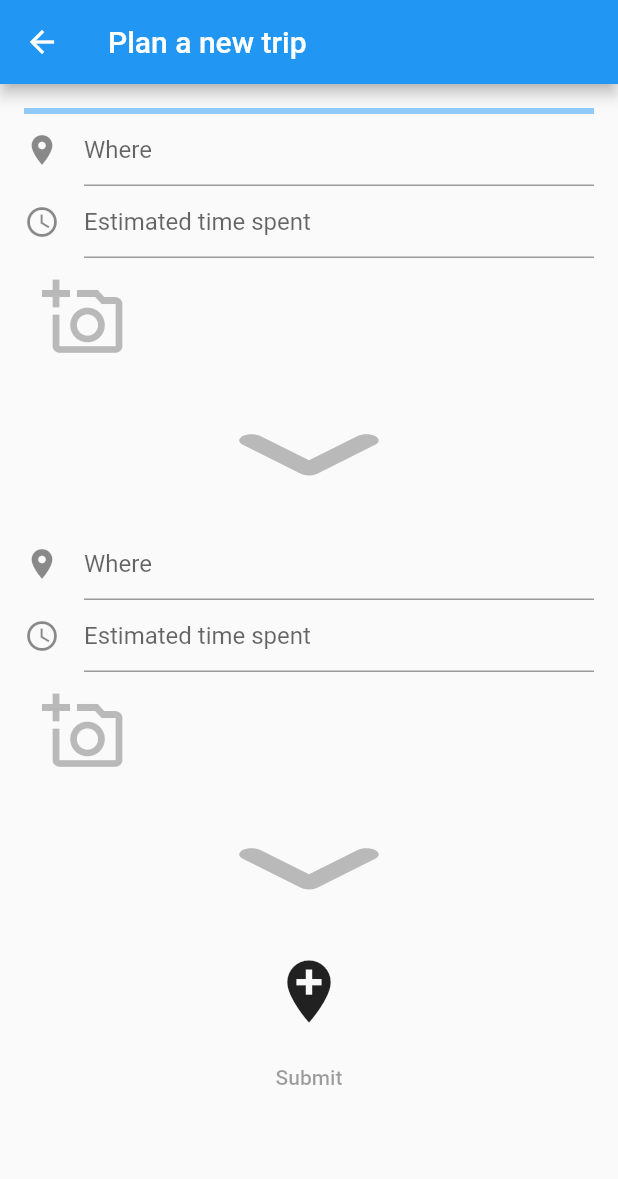
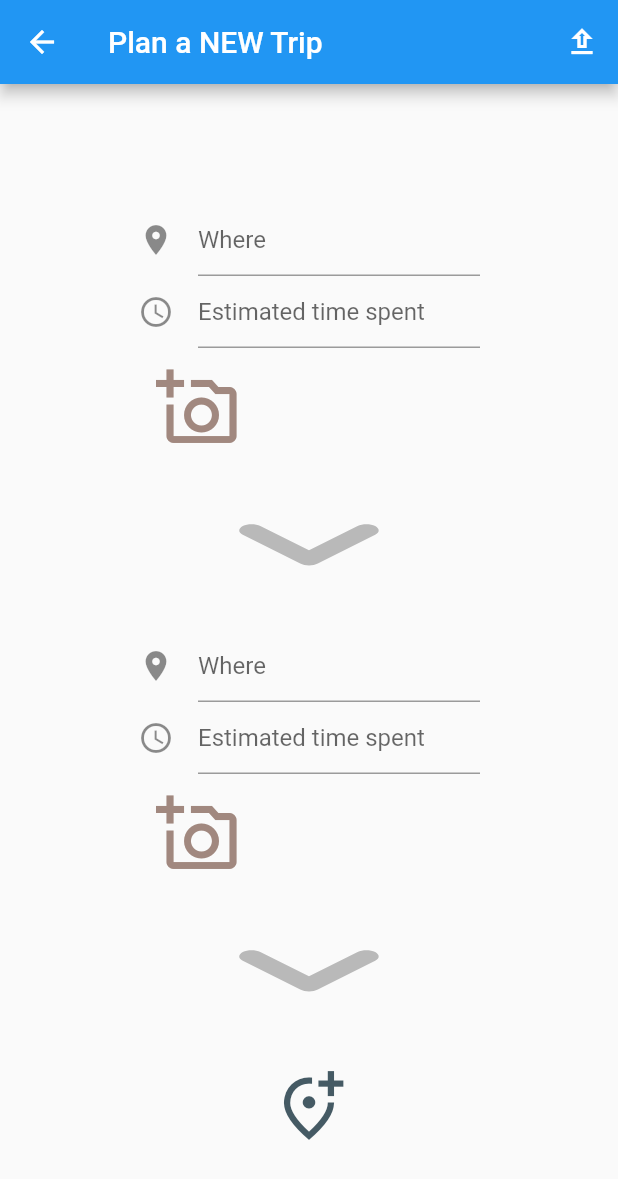
Before and after one commit to Shimmer93/HackUST_Traveling, a Flutter app: the PlanNewTripScreen screen opened directly, on a phone screen of 412 x 824 dp. Shown: the top 1179 px of the screen. Run offline on Flutter 3.47's test engine with Material 2 defaults, Android fonts, the light colour scheme and no system bars; our stand-ins replace image_picker; missing offline and left inert: flutter_web_image_picker.

Commit message:
refined UI; Scrolling

```diff
--- a/lib/Pages/plan_new_trip.dart
+++ b/lib/Pages/plan_new_trip.dart
@@ -4,44 +4,28 @@ import 'package:flutter/material.dart';
 import 'package:flutter_web_image_picker/flutter_web_image_picker.dart';
 import 'package:image_picker/image_picker.dart';
 
-class _SpotState extends State<Spot> {
-  final position = TextEditingController();
-  final time = TextEditingController();
-  Image img;
-
+class PlanNewTripScreen extends StatelessWidget {
   @override
   Widget build(BuildContext context) {
-    // return Text('Destination: ', style: Theme.of(context).textTheme.bodyText1);
-    return Column(children: [
-      TextFormField(
-          controller: position,
-          decoration: InputDecoration(
-              icon: Icon(Icons.location_on), hintText: 'Where')),
-      TextFormField(
-          controller: time,
-          decoration: InputDecoration(
-              icon: Icon(Icons.access_time), hintText: 'Estimated time spent')),
-      ImagePickerAndShower(),
-      getDownWardChevron(),
-    ]);
-    // return Container(
-    //     width: 200,
-    //     decoration: BoxDecoration(
-    //       border: Border.all(
-    //         color: Colors.black12,
-    //         width: 5,
-    //       ),
-    //       borderRadius: BorderRadius.circular(10),
-    //     ),
-    //     child: Column(children: [
-    //       TextFormField(
-    //           controller: position,
-    //           decoration: InputDecoration(hintText: 'Where')),
-    //       TextFormField(
-    //           controller: time,
-    //           decoration: InputDecoration(hintText: 'Estimated time spent')),
-    //       ImagePickAndShower()
-    //     ]));
+    return Scaffold(
+        appBar: AppBar(title: Text("Plan a NEW Trip"), actions: <Widget>[
+          IconButton(
+              icon: Icon(
+                Icons.upload_outlined,
+                // size: 40,
+              ),
+              onPressed: () {
+                _submit(context);
+              }),
+        ]),
+        body: Padding(
+          padding: EdgeInsets.all(60.0),
+          child: PlanNewTripForm(),
+        ));
+  }
+
+  void _submit(context) {
+    Navigator.pop(context);
   }
 }
 
@@ -77,58 +61,48 @@ class _PlanNewTripFormState extends State<PlanNewTripForm> {
 
   @override
   Widget build(BuildContext context) {
-    return Form(
-      child: Column(
-        mainAxisSize: MainAxisSize.min,
-        children: [
-          LinearProgressIndicator(value: _formProgress),
-          ...spots,
-          IconButton(
-              icon: Icon(
-                Icons.add_location,
-              ),
-              iconSize: 50,
-              onPressed: _addNewSpot),
-          TextButton(
-            style: ButtonStyle(
-              foregroundColor: MaterialStateProperty.resolveWith(
-                  (Set<MaterialState> states) {
-                return states.contains(MaterialState.disabled)
-                    ? null
-                    : Colors.white;
-              }),
-              backgroundColor: MaterialStateProperty.resolveWith(
-                  (Set<MaterialState> states) {
-                return states.contains(MaterialState.disabled)
-                    ? null
-                    : Colors.blue;
-              }),
-            ),
-            onPressed: null,
-            child: Text('Submit'),
-          ),
-        ],
-      ),
-    );
-  }
-
-  void _submit() {
-    Navigator.pop(context);
+    return ListView.builder(
+        padding: EdgeInsets.all(16.0),
+        itemBuilder: /*1*/ (context, i) {
+          if (i < spots.length) {
+            return ListTile(title: spots[i]);
+          } else if (i == spots.length) {
+            return ListTile(
+                title: IconButton(
+                    icon: Icon(
+                      Icons.add_location_alt_outlined,
+                    ),
+                    iconSize: 50,
+                    color: Colors.blueGrey.shade700,
+                    onPressed: _addNewSpot));
+          } else {
+            return null;
+          }
+        });
   }
 }
 
-Widget getDownWardChevron() {
-  return Transform(
-    transform: Matrix4.diagonal3Values(2, 1.0, 1.0),
-    origin: Offset(50, 0),
-    child: Transform.rotate(
-        angle: 3.14 / 2,
-        child: Icon(
-          Icons.chevron_right_rounded,
-          size: 100,
-          color: Colors.black26,
-        )),
-  );
+class _SpotState extends State<Spot> {
+  final position = TextEditingController();
+  final time = TextEditingController();
+  Image img;
+
+  @override
+  Widget build(BuildContext context) {
+    // return Text('Destination: ', style: Theme.of(context).textTheme.bodyText1);
+    return Column(children: [
+      TextFormField(
+          controller: position,
+          decoration: InputDecoration(
+              icon: Icon(Icons.location_on), hintText: 'Where')),
+      TextFormField(
+          controller: time,
+          decoration: InputDecoration(
+              icon: Icon(Icons.access_time), hintText: 'Estimated time spent')),
+      ImagePickerAndShower(),
+      getDownWardChevron(),
+    ]);
+  }
 }
 
 class _ImagePickerAndShowerState extends State<ImagePickerAndShower> {
@@ -144,7 +118,7 @@ class _ImagePickerAndShowerState extends State<ImagePickerAndShower> {
         child: Icon(
           Icons.add_a_photo_outlined,
           size: size * 0.7,
-          color: Colors.black26,
+          color: Colors.brown.shade300,
         ),
         onTap: _pickImage,
       ),
@@ -193,6 +167,20 @@ class _ImagePickerAndShowerState extends State<ImagePickerAndShower> {
                 .toList() +
             iconImg));
   }
+}
+
+Widget getDownWardChevron() {
+  return Transform(
+    transform: Matrix4.diagonal3Values(2, 1.0, 1.0),
+    origin: Offset(50, 0),
+    child: Transform.rotate(
+        angle: 3.14 / 2,
+        child: Icon(
+          Icons.chevron_right_rounded,
+          size: 100,
+          color: Colors.black26,
+        )),
+  );
 }
 
 class _AnimatedProgressIndicatorState extends State<AnimatedProgressIndicator>
@@ -244,20 +232,6 @@ class _AnimatedProgressIndicatorState extends State<AnimatedProgressIndicator>
   }
 }
 
-class PlanNewTripScreen extends StatelessWidget {
-  @override
-  Widget build(BuildContext context) {
-    return Scaffold(
-        appBar: AppBar(
-          title: Text("Plan a new trip"),
-        ),
-        body: Padding(
-          padding: EdgeInsets.all(16.0),
-          child: PlanNewTripForm(),
-        ));
-  }
-}
-
 class PlanNewTripForm extends StatefulWidget {
   @override
   _PlanNewTripFormState createState() => _PlanNewTripFormState();
--- a/lib/Pages/plaza_page.dart
+++ b/lib/Pages/plaza_page.dart
@@ -1,5 +1,5 @@
 import 'package:flutter/material.dart';
-import 'package:hackust_traveling/Pages/create_new_travel.dart';
+import 'package:hackust_traveling/Pages/plan_new_trip.dart';
 
 class Plaza extends StatefulWidget {
   @override
@@ -9,19 +9,24 @@ class Plaza extends StatefulWidget {
 class _PlazaState extends State<Plaza> {
   @override
   Widget build(BuildContext context) {
-    return NewTravelPlanScreen();
-    // return Scaffold(
-    //   floatingActionButton: FloatingActionButton(
-    //       onPressed: _showNewTravelPlanScreen,
-    //       child: Icon(Icons.add_a_photo),
-    //       backgroundColor: Colors.blue),
-    // );
+    // return PlanNewTripScreen();
+    return Scaffold(
+      body: Container(
+        width: 50,
+        height: 50,
+        color: Colors.amber.shade100,
+      ),
+      floatingActionButton: FloatingActionButton(
+          onPressed: _showNewTravelPlanScreen,
+          child: Icon(Icons.add_road_rounded),
+          backgroundColor: Colors.blue),
+    );
   }
 
   void _showNewTravelPlanScreen() {
     Navigator.push(
       context,
-      MaterialPageRoute(builder: (context) => NewTravelPlanScreen()),
+      MaterialPageRoute(builder: (context) => PlanNewTripScreen()),
     );
   }
 }
--- a/lib/navigator/bottom_navigator.dart
+++ b/lib/navigator/bottom_navigator.dart
@@ -33,6 +33,12 @@ class _TabNavigatorState extends State<TabNavigator> {
         controller: _controller,
         children: <Widget>[
           Plaza(),
+          Container(
+            color: Colors.purple.shade100,
+          ),
+          Container(
+            color: Colors.green.shade100,
+          ),
           //SearchPage(
           //  hideLeft: true,
           //),
```
